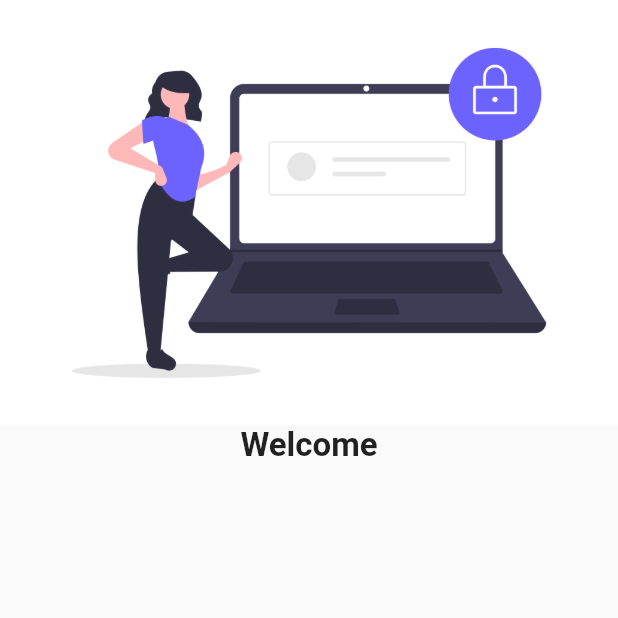
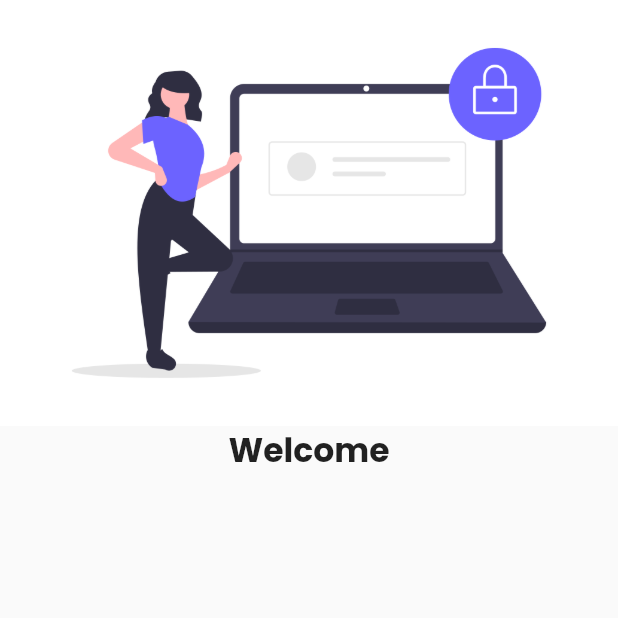
Before and after one commit to subeeshsudhakaran/LearnFlutter, a Flutter app: the screen it shows after launch, on a phone screen of 412 x 824 dp, the top half of it. Run offline on Flutter 3.47's test engine with Material 2 defaults, Android fonts, the phone set to English and light mode, and no system bars; our stand-ins replace google_fonts.

Commit message:
added google font

```diff
--- a/my_app/lib/main.dart
+++ b/my_app/lib/main.dart
@@ -1,4 +1,5 @@
 import 'package:flutter/material.dart';
+import 'package:google_fonts/google_fonts.dart';
 import 'screens/home.dart';
 import 'screens/login.dart';
 
@@ -9,7 +10,10 @@ class MyApp extends StatelessWidget {
   Widget build(BuildContext context) {
     return MaterialApp(
         themeMode: ThemeMode.light,
-        theme: ThemeData(primarySwatch: Colors.deepPurple),
+        theme: ThemeData(
+          primarySwatch: Colors.deepPurple,
+          fontFamily: GoogleFonts.poppins().fontFamily,
+        ),
         darkTheme: ThemeData(
           brightness: Brightness.dark,
           //primarySwatch: Colors.red, // Can overwrite the color
```
Also changed, not shown: my_app/pubspec.yaml (+11 -18 lines), my_app/assets/fonts/Poppins-Black.ttf (added), my_app/assets/fonts/Poppins-BlackItalic.ttf (added), my_app/assets/fonts/Poppins-Bold.ttf (added), my_app/assets/fonts/Poppins-BoldItalic.ttf (added), my_app/assets/fonts/Poppins-ExtraBold.ttf (added), my_app/assets/fonts/Poppins-ExtraBoldItalic.ttf (added), my_app/assets/fonts/Poppins-ExtraLight.ttf (added), my_app/assets/fonts/Poppins-ExtraLightItalic.ttf (added), my_app/assets/fonts/Poppins-Italic.ttf (added), my_app/assets/fonts/Poppins-Light.ttf (added), my_app/assets/fonts/Poppins-LightItalic.ttf (added), my_app/assets/fonts/Poppins-Medium.ttf (added), my_app/assets/fonts/Poppins-MediumItalic.ttf (added), 5 more files.
